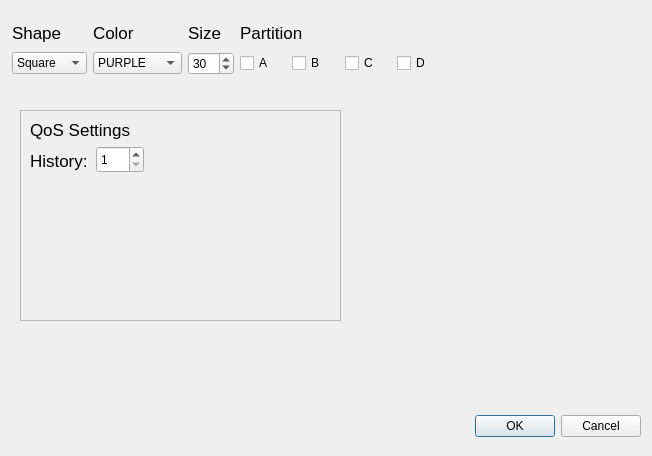
eProsima/Fast-DDS, file utils/ShapesDemo/forms/publishdialog.ui: the form before one commit.
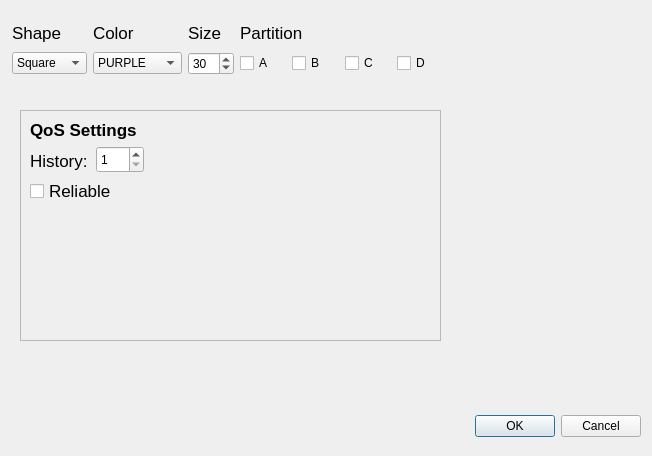
The form after the commit.

The edit to the form file:
```diff
--- a/utils/ShapesDemo/forms/publishdialog.ui
+++ b/utils/ShapesDemo/forms/publishdialog.ui
@@ -34,8 +34,8 @@
     <rect>
      <x>20</x>
      <y>110</y>
-     <width>321</width>
-     <height>211</height>
+     <width>421</width>
+     <height>231</height>
     </rect>
    </property>
    <property name="frameShape">
@@ -49,13 +49,15 @@
      <rect>
       <x>10</x>
       <y>10</y>
-      <width>100</width>
+      <width>111</width>
       <height>20</height>
      </rect>
     </property>
     <property name="font">
      <font>
       <pointsize>13</pointsize>
+      <weight>75</weight>
+      <bold>true</bold>
      </font>
     </property>
     <property name="text">
@@ -105,6 +107,24 @@
      <number>1</number>
     </property>
    </widget>
+   <widget class="QCheckBox" name="checkBox_reliable">
+    <property name="geometry">
+     <rect>
+      <x>10</x>
+      <y>70</y>
+      <width>98</width>
+      <height>22</height>
+     </rect>
+    </property>
+    <property name="font">
+     <font>
+      <pointsize>13</pointsize>
+     </font>
+    </property>
+    <property name="text">
+     <string>Reliable</string>
+    </property>
+   </widget>
   </widget>
   <widget class="QWidget" name="">
    <property name="geometry">
```
